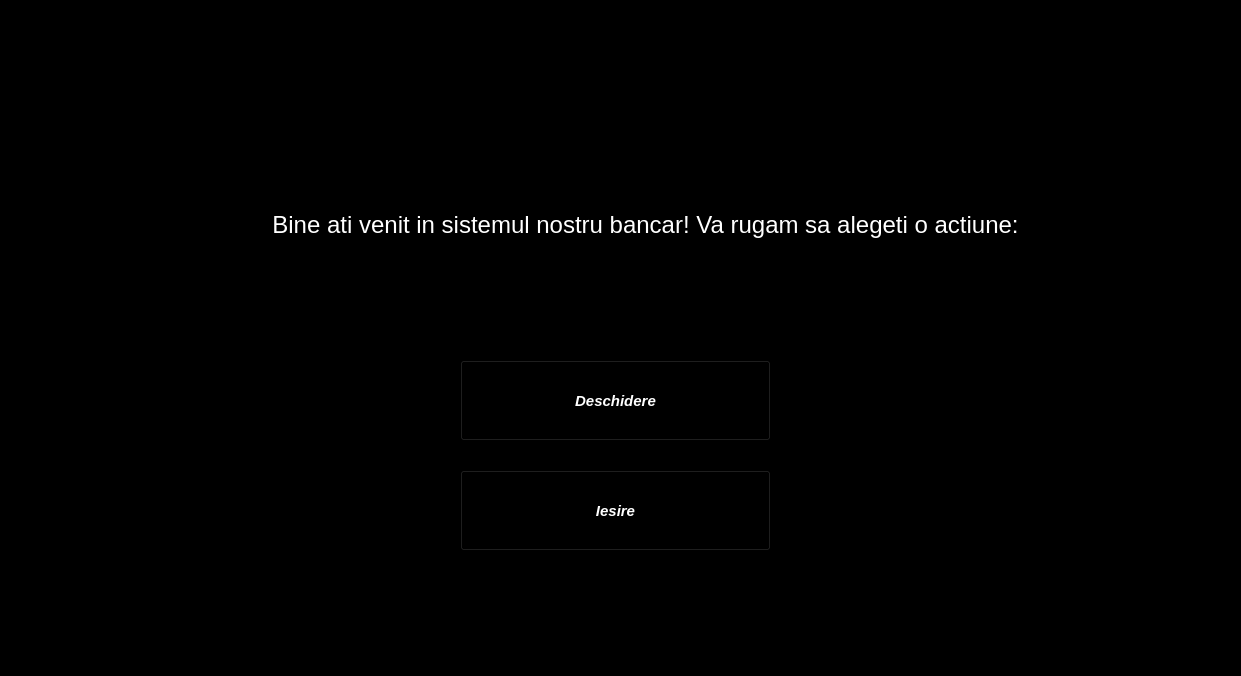
The window that mainwindow.ui (raducosminalexandru/banking-system) describes before a commit, drawn with Qt 5.
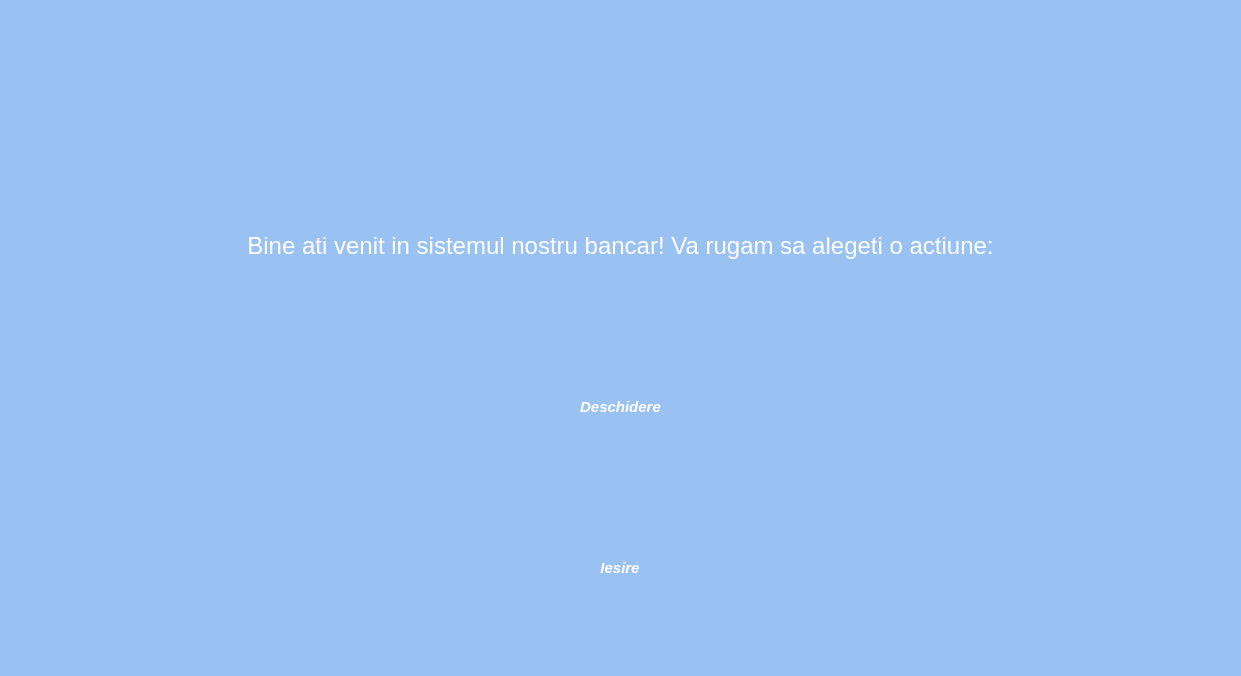
The same window after the commit. Icons and pictures are not drawn.

Patch:
```diff
--- a/mainwindow.ui
+++ b/mainwindow.ui
@@ -14,17 +14,88 @@
    <string>MainWindow</string>
   </property>
   <property name="styleSheet">
-   <string notr="true">background-color: rgb(0, 0, 0);</string>
+   <string notr="true">background-color: rgb(153, 193, 241);</string>
   </property>
   <widget class="QWidget" name="centralwidget">
+   <layout class="QVBoxLayout" name="verticalLayout">
+    <item>
+     <widget class="QFrame" name="frame_4">
+      <property name="styleSheet">
+       <string notr="true">border: 0px;</string>
+      </property>
+      <property name="frameShape">
+       <enum>QFrame::StyledPanel</enum>
+      </property>
+      <property name="frameShadow">
+       <enum>QFrame::Raised</enum>
+      </property>
+      <layout class="QVBoxLayout" name="verticalLayout_5">
+       <item alignment="Qt::AlignLeft|Qt::AlignTop">
+        <widget class="QLabel" name="label_pic">
+         <property name="text">
+          <string/>
+         </property>
+         <property name="pixmap">
+          <pixmap>../Downloads/politehnica(1).png</pixmap>
+         </property>
+        </widget>
+       </item>
+      </layout>
+     </widget>
+    </item>
+    <item alignment="Qt::AlignHCenter">
+     <widget class="QFrame" name="frame_3">
+      <property name="styleSheet">
+       <string notr="true">border: 0px;</string>
+      </property>
+      <property name="frameShape">
+       <enum>QFrame::StyledPanel</enum>
+      </property>
+      <property name="frameShadow">
+       <enum>QFrame::Raised</enum>
+      </property>
+      <layout class="QVBoxLayout" name="verticalLayout_4">
+       <item>
+        <widget class="QLabel" name="label">
+         <property name="maximumSize">
+          <size>
+           <width>891</width>
+           <height>51</height>
+          </size>
+         </property>
+         <property name="styleSheet">
+          <string notr="true">font: 700 20pt &quot;Ubuntu&quot;;</string>
+         </property>
+         <property name="text">
+          <string>&lt;html&gt;&lt;head/&gt;&lt;body&gt;&lt;p&gt;&lt;span style=&quot; font-size:18pt; color:#ffffff;&quot;&gt;Bine ati venit in sistemul nostru bancar! Va rugam sa alegeti o actiune:&lt;/span&gt;&lt;/p&gt;&lt;/body&gt;&lt;/html&gt;</string>
+         </property>
+         <property name="alignment">
+          <set>Qt::AlignCenter</set>
+         </property>
+        </widget>
+       </item>
+      </layout>
+     </widget>
+    </item>
+    <item>
+     <widget class="QFrame" name="frame">
+      <property name="styleSheet">
+       <string notr="true">border: 0px;</string>
+      </property>
+      <property name="frameShape">
+       <enum>QFrame::StyledPanel</enum>
+      </property>
+      <property name="frameShadow">
+       <enum>QFrame::Raised</enum>
+      </property>
+      <layout class="QVBoxLayout" name="verticalLayout_2">
+       <item alignment="Qt::AlignHCenter">
    <widget class="QPushButton" name="pushButton">
-    <property name="geometry">
-     <rect>
-      <x>460</x>
-      <y>360</y>
-      <width>311</width>
-      <height>81</height>
-     </rect>
+         <property name="maximumSize">
+          <size>
+           <width>150</width>
+           <height>50</height>
+          </size>
     </property>
     <property name="font">
      <font>
@@ -35,22 +106,36 @@
      </font>
     </property>
     <property name="styleSheet">
-     <string notr="true">background-color: transparent;
-font: 700 italic 11pt &quot;Ubuntu&quot;;
+          <string notr="true">font: 700 italic 11pt &quot;Ubuntu&quot;;
 color: rgb(255, 255, 255);</string>
     </property>
     <property name="text">
      <string>Deschidere</string>
     </property>
    </widget>
+       </item>
+      </layout>
+     </widget>
+    </item>
+    <item>
+     <widget class="QFrame" name="frame_2">
+      <property name="styleSheet">
+       <string notr="true">border: 0px;</string>
+      </property>
+      <property name="frameShape">
+       <enum>QFrame::StyledPanel</enum>
+      </property>
+      <property name="frameShadow">
+       <enum>QFrame::Raised</enum>
+      </property>
+      <layout class="QVBoxLayout" name="verticalLayout_3">
+       <item alignment="Qt::AlignHCenter">
    <widget class="QPushButton" name="pushButton_2">
-    <property name="geometry">
-     <rect>
-      <x>460</x>
-      <y>470</y>
-      <width>311</width>
-      <height>81</height>
-     </rect>
+         <property name="maximumSize">
+          <size>
+           <width>150</width>
+           <height>50</height>
+          </size>
     </property>
     <property name="font">
      <font>
@@ -61,68 +146,18 @@
      </font>
     </property>
     <property name="styleSheet">
-     <string notr="true">background-color: transparent;
-color: rgb(255, 255, 255);
+          <string notr="true">color: rgb(255, 255, 255);
 font: 700 italic 11pt &quot;Ubuntu&quot;;</string>
     </property>
     <property name="text">
      <string>Iesire</string>
     </property>
    </widget>
-   <widget class="QLabel" name="label">
-    <property name="geometry">
-     <rect>
-      <x>200</x>
-      <y>200</y>
-      <width>891</width>
-      <height>51</height>
-     </rect>
-    </property>
-    <property name="maximumSize">
-     <size>
-      <width>891</width>
-      <height>51</height>
-     </size>
-    </property>
-    <property name="styleSheet">
-     <string notr="true">font: 700 20pt &quot;Ubuntu&quot;;</string>
-    </property>
-    <property name="text">
-     <string>&lt;html&gt;&lt;head/&gt;&lt;body&gt;&lt;p&gt;&lt;span style=&quot; font-size:18pt; color:#ffffff;&quot;&gt;Bine ati venit in sistemul nostru bancar! Va rugam sa alegeti o actiune:&lt;/span&gt;&lt;/p&gt;&lt;/body&gt;&lt;/html&gt;</string>
-    </property>
-    <property name="alignment">
-     <set>Qt::AlignCenter</set>
-    </property>
-   </widget>
-   <widget class="Line" name="line">
-    <property name="geometry">
-     <rect>
-      <x>200</x>
-      <y>250</y>
-      <width>891</width>
-      <height>20</height>
-     </rect>
-    </property>
-    <property name="orientation">
-     <enum>Qt::Horizontal</enum>
-    </property>
-   </widget>
-   <widget class="QLabel" name="label_pic">
-    <property name="geometry">
-     <rect>
-      <x>50</x>
-      <y>10</y>
-      <width>151</width>
-      <height>151</height>
-     </rect>
-    </property>
-    <property name="text">
-     <string/>
-    </property>
-    <property name="pixmap">
-     <pixmap>../Downloads/politehnica(1).png</pixmap>
-    </property>
-   </widget>
+       </item>
+      </layout>
+     </widget>
+    </item>
+   </layout>
   </widget>
   <widget class="QMenuBar" name="menubar">
    <property name="geometry">
```
Lines whose indentation alone changed are shown as unchanged.
